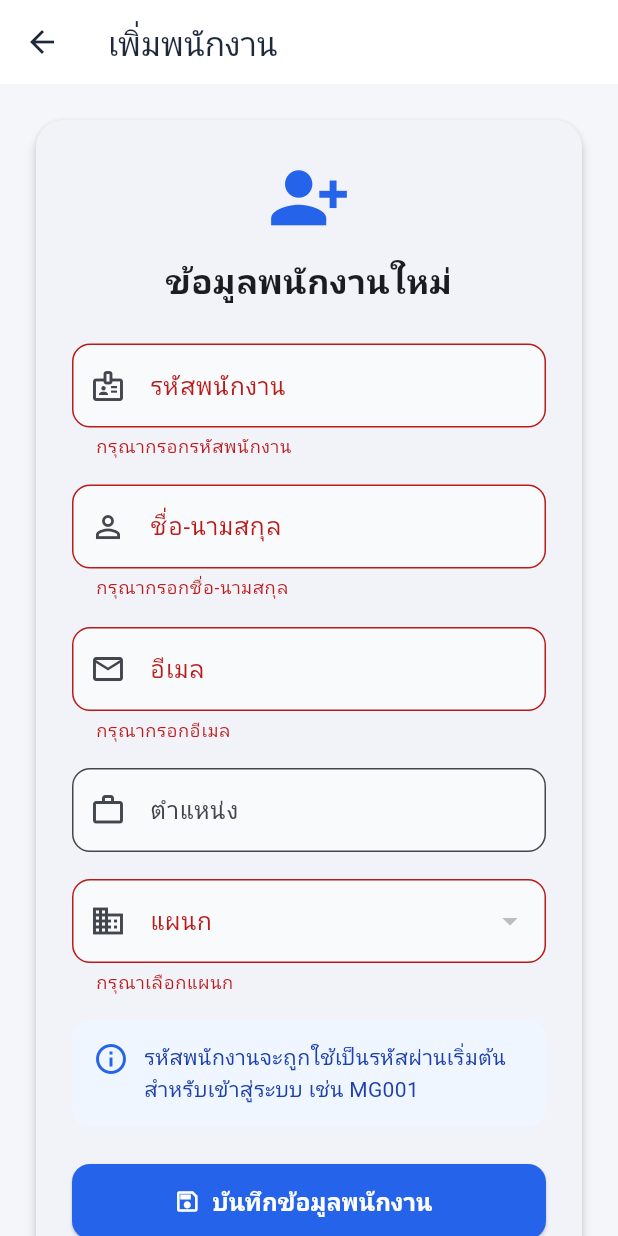
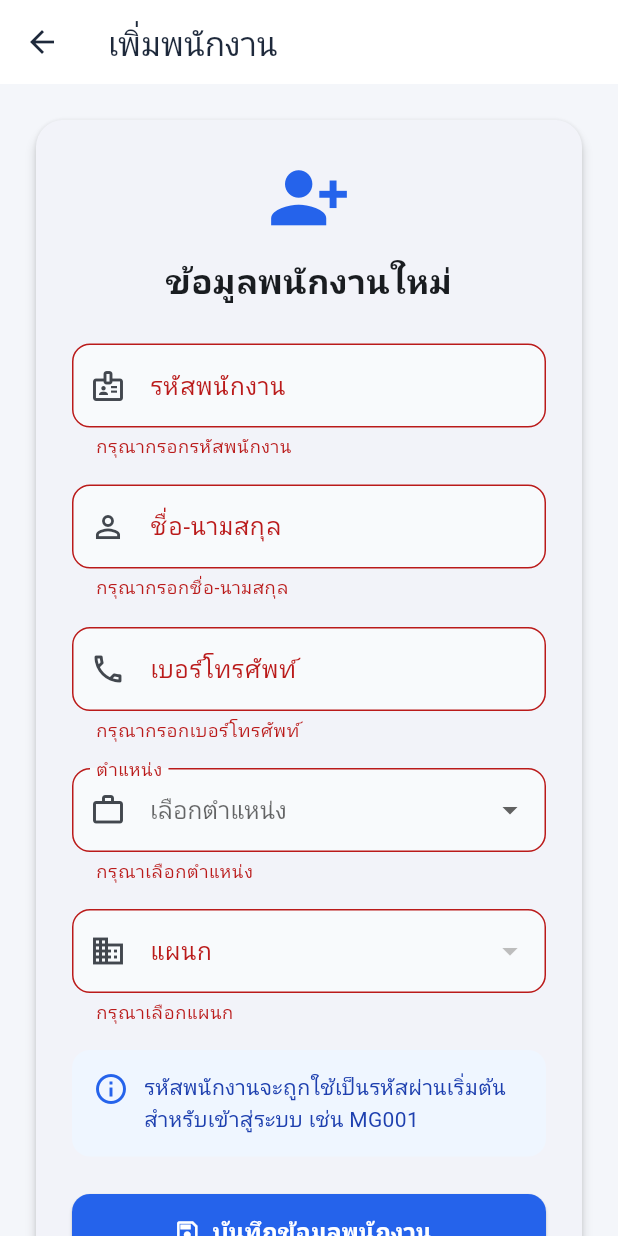
Before and after one commit to patcharaponjs/MG-LEAVE, a Flutter app: the AddEmployeeScreen screen opened directly, after a tap on "บันทึกข้อมูลพนักงาน", on a phone screen of 412 x 824 dp. Run offline on Flutter 3.47's test engine with Material 3 defaults, Android fonts, the phone set to English and light mode, and no system bars; our stand-ins replace file_picker, supabase_flutter; missing offline and left inert: dart:html, excel; accounts and stored records are empty; Roboto replaces fonts that are missing (Arial).

Commit message:
first commit

```diff
--- a/lib/screens/add_employee_screen.dart
+++ b/lib/screens/add_employee_screen.dart
@@ -1,4 +1,3 @@
-
 import 'package:flutter/material.dart';
 import 'package:supabase_flutter/supabase_flutter.dart';
 
@@ -14,15 +13,29 @@ class _AddEmployeeScreenState extends State<AddEmployeeScreen> {
 
   final employeeCodeController = TextEditingController();
   final fullNameController = TextEditingController();
-  final emailController = TextEditingController();
-  final positionController = TextEditingController();
+  final phoneController = TextEditingController();
 
   final SupabaseClient supabase = Supabase.instance.client;
 
   bool isLoading = false;
   int? selectedDepartmentId;
+  String? selectedPosition;
 
   List<Map<String, dynamic>> departments = [];
+
+  final List<String> positions = [
+    'ช่าง (Mechanic / Technician)',
+    'รถเช่า (Car Rental Staff / Rental Agent)',
+    'ศูนย์ซ่อมตัวถังและสี (Body & Paint Center)',
+    'เจ้าหน้าที่ธุรการ (Administrative Officer)',
+    'เจ้าหน้าที่ลูกค้าสัมพันธ์ (Customer Relations Officer)',
+    'เซลล์ (Sales Representative)',
+    'เอสเอ (Service Advisor)',
+    'วารันตี (Warranty Officer)',
+    'ที่ปรึกษาด้านการขาย (Sales Consultant)',
+    'เจ้าหน้าที่อะไหล่ (Parts Specialist)',
+    'แคชเชียร์ (Cashier)',
+  ];
 
   @override
   void initState() {
@@ -34,8 +47,7 @@ class _AddEmployeeScreenState extends State<AddEmployeeScreen> {
   void dispose() {
     employeeCodeController.dispose();
     fullNameController.dispose();
-    emailController.dispose();
-    positionController.dispose();
+    phoneController.dispose();
     super.dispose();
   }
 
@@ -43,7 +55,7 @@ class _AddEmployeeScreenState extends State<AddEmployeeScreen> {
     try {
       final result = await supabase
           .from('departments')
-          .select('id, name')
+          .select('id, department_name')
           .order('id');
 
       if (!mounted) return;
@@ -68,8 +80,8 @@ class _AddEmployeeScreenState extends State<AddEmployeeScreen> {
         body: {
           'employee_code': employeeCodeController.text.trim(),
           'full_name': fullNameController.text.trim(),
-          'email': emailController.text.trim(),
-          'position': positionController.text.trim(),
+          'phone': phoneController.text.trim().replaceAll(RegExp(r'[\s-]'), ''),
+          'position': selectedPosition,
           'department_id': selectedDepartmentId,
         },
       );
@@ -211,32 +223,55 @@ class _AddEmployeeScreenState extends State<AddEmployeeScreen> {
                       const SizedBox(height: 18),
 
                       TextFormField(
-                        controller: emailController,
-                        keyboardType: TextInputType.emailAddress,
+                        controller: phoneController,
+                        keyboardType: TextInputType.phone,
                         decoration: _decoration(
-                          'อีเมล',
-                          Icons.email_outlined,
+                          'เบอร์โทรศัพท์',
+                          Icons.phone_outlined,
                         ),
                         validator: (value) {
-                          if (value == null || value.trim().isEmpty) {
-                            return 'กรุณากรอกอีเมล';
+                          final phone = (value ?? '').trim();
+                          if (phone.isEmpty) {
+                            return 'กรุณากรอกเบอร์โทรศัพท์';
                           }
-                          if (!RegExp(
-                            r'^[^@\s]+@[^@\s]+\.[^@\s]+$',
-                          ).hasMatch(value.trim())) {
-                            return 'รูปแบบอีเมลไม่ถูกต้อง';
+                          final normalized =
+                              phone.replaceAll(RegExp(r'[\s-]'), '');
+                          if (!RegExp(r'^0[0-9]{9}$').hasMatch(normalized)) {
+                            return 'กรุณากรอกเบอร์โทรศัพท์ 10 หลัก';
                           }
                           return null;
                         },
                       ),
                       const SizedBox(height: 18),
 
-                      TextFormField(
-                        controller: positionController,
+                      DropdownButtonFormField<String>(
+                        value: selectedPosition,
+                        isExpanded: true,
                         decoration: _decoration(
                           'ตำแหน่ง',
                           Icons.work_outline,
                         ),
+                        hint: const Text('เลือกตำแหน่ง'),
+                        items: positions.map((position) {
+                          return DropdownMenuItem<String>(
+                            value: position,
+                            child: Text(
+                              position,
+                              overflow: TextOverflow.ellipsis,
+                            ),
+                          );
+                        }).toList(),
+                        onChanged: (value) {
+                          setState(() {
+                            selectedPosition = value;
+                          });
+                        },
+                        validator: (value) {
+                          if (value == null || value.isEmpty) {
+                            return 'กรุณาเลือกตำแหน่ง';
+                          }
+                          return null;
+                        },
                       ),
                       const SizedBox(height: 18),
 
@@ -251,7 +286,7 @@ class _AddEmployeeScreenState extends State<AddEmployeeScreen> {
                           return DropdownMenuItem<int>(
                             value: (department['id'] as num).toInt(),
                             child: Text(
-                              department['name']?.toString() ?? '',
+                              department['department_name']?.toString() ?? '',
                             ),
                           );
                         }).toList(),
@@ -312,7 +347,9 @@ class _AddEmployeeScreenState extends State<AddEmployeeScreen> {
                                 )
                               : const Icon(Icons.save_outlined),
                           label: Text(
-                            isLoading ? 'กำลังบันทึก...' : 'บันทึกข้อมูลพนักงาน',
+                            isLoading
+                                ? 'กำลังบันทึก...'
+                                : 'บันทึกข้อมูลพนักงาน',
                             style: const TextStyle(
                               fontSize: 16,
                               fontWeight: FontWeight.bold,
```
Also changed, not shown: lib/screens/edit_employee_screen.dart (+25 -14 lines), lib/screens/employee_management_screen.dart (+10 -10 lines).
